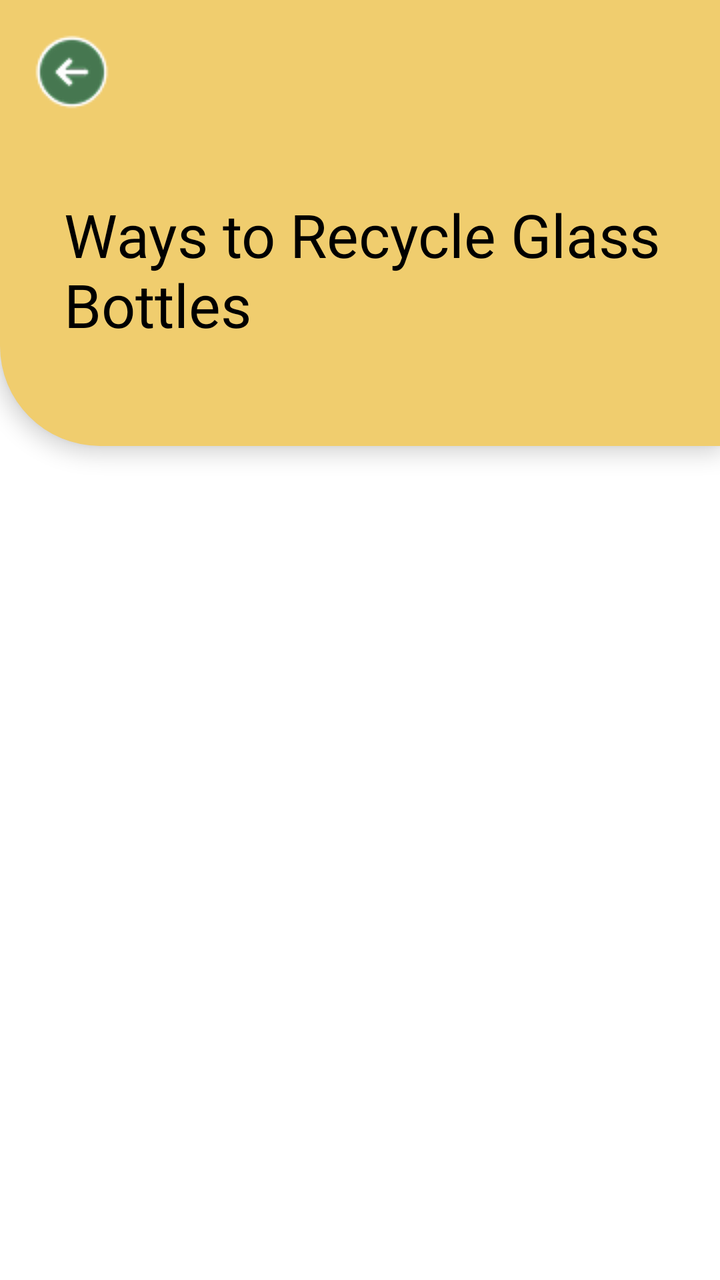
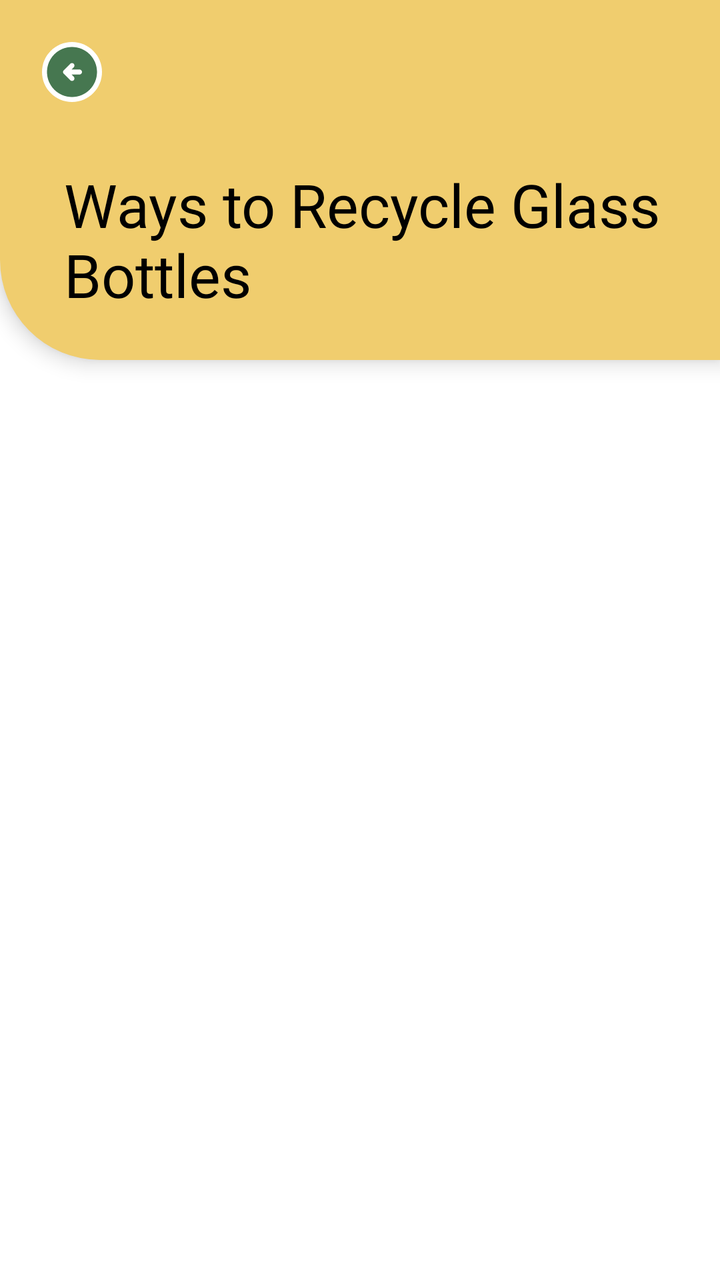

Compare the two renders of this Android layout. The source of the first and the diff that turns it into the second are given below.
<!-- AndroidManifest.xml: application theme Theme.SortItJSON -->
<!-- res/layout/fragment_guide_list.xml -->
<ScrollView
    xmlns:android="http://schemas.android.com/apk/res/android"
    android:layout_width="match_parent"
    android:layout_height="match_parent"
    android:fillViewport="true">

    <LinearLayout
        android:layout_width="match_parent"
        android:layout_height="wrap_content"
        android:orientation="vertical"
        android:background="#FFFFFF">

        <LinearLayout
            android:layout_width="match_parent"
            android:layout_height="223dp"
            android:translationZ="6dp"
            android:orientation="vertical"
            android:background="@drawable/recycling_guide_bg"
            android:paddingBottom="10dp">

            <ImageButton
                android:id="@+id/btnTopLeft"
                android:layout_width="40dp"
                android:layout_height="40dp"
                android:layout_margin="16dp"
                android:background="@android:color/transparent"
                android:contentDescription="Back"
                android:padding="8dp"
                android:src="@drawable/button_green_backward" />

            <TextView
                android:id="@+id/titleText"
                android:layout_width="match_parent"
                android:layout_height="wrap_content"
                android:layout_marginStart="32dp"
                android:layout_marginTop="25dp"
                android:layout_marginEnd="22dp"
                android:layout_marginBottom="8dp"
                android:fontFamily="@font/montserrat_extrabold"
                android:text="Ways to Recycle Glass Bottles"
                android:textColor="#000000"
                android:textSize="30sp" />
        </LinearLayout>

        <androidx.recyclerview.widget.RecyclerView
            android:id="@+id/recyclerView"
            android:layout_width="match_parent"
            android:layout_height="wrap_content"
            android:nestedScrollingEnabled="false"
            android:layout_marginTop="15dp"
            android:padding="3dp" />

    </LinearLayout>

</ScrollView>
<!-- resources referenced by this layout -->
<resources>
  <!-- drawable button_green_backward: png bitmap (drawable, 2091 bytes) -->
  <!-- drawable recycling_guide_bg (drawable) -->
  <?xml version="1.0" encoding="utf-8"?>
  <layer-list xmlns:android="http://schemas.android.com/apk/res/android">
  
      
      <item>
          <shape android:shape="rectangle">
              <solid android:color="#F0CD6E"/>
              <corners
                  android:topLeftRadius="0dp"
                  android:topRightRadius="0dp"
                  android:bottomLeftRadius="50dp"
                  android:bottomRightRadius="0dp"/>
          </shape>
      </item>
  
  </layer-list>
  <style name="Theme.SortItJSON" parent="Base.Theme.SortItJSON" />
  <style name="Base.Theme.SortItJSON" parent="Theme.Material3.DayNight.NoActionBar">
          
          <item name="colorPrimary">@color/darkgreen</item>
      </style>
  <color name="darkgreen">#467750</color>
</resources>

<!-- the commit's change to res/layout/fragment_guide_list.xml (unified diff, before → after) -->
@@ -12,7 +12,7 @@
 
         <LinearLayout
             android:layout_width="match_parent"
-            android:layout_height="223dp"
+            android:layout_height="180dp"
             android:translationZ="6dp"
             android:orientation="vertical"
             android:background="@drawable/recycling_guide_bg"
@@ -33,7 +33,7 @@
                 android:layout_width="match_parent"
                 android:layout_height="wrap_content"
                 android:layout_marginStart="32dp"
-                android:layout_marginTop="25dp"
+                android:layout_marginTop="10dp"
                 android:layout_marginEnd="22dp"
                 android:layout_marginBottom="8dp"
                 android:fontFamily="@font/montserrat_extrabold"
@@ -48,7 +48,9 @@
             android:layout_height="wrap_content"
             android:nestedScrollingEnabled="false"
             android:layout_marginTop="15dp"
-            android:padding="3dp" />
+            android:layout_marginLeft="5dp"
+            android:layout_marginRight="5dp"
+            android:padding="10dp" />
 
     </LinearLayout>
 
<!-- resource entries referenced after the edit -->
@@ -1,6 +1,18 @@
 <!-- resources referenced by this layout -->
 <resources>
-  <!-- drawable button_green_backward: png bitmap (drawable, 2091 bytes) -->
+  <!-- drawable button_green_backward (drawable) -->
+  <vector xmlns:android="http://schemas.android.com/apk/res/android"
+      android:width="30dp"
+      android:height="30dp"
+      android:viewportWidth="24"
+      android:viewportHeight="24">
+    <path
+        android:pathData="M24,12C24,18.627 18.627,24 12,24C5.373,24 0,18.627 0,12C0,5.373 5.373,0 12,0C18.627,0 24,5.373 24,12Z"
+        android:fillColor="#ffffff"/>
+    <path
+        android:pathData="M11.8,13H15C15.283,13 15.521,12.904 15.712,12.712C15.904,12.521 16,12.283 16,12C16,11.717 15.904,11.479 15.712,11.288C15.521,11.096 15.283,11 15,11H11.8L12.7,10.1C12.883,9.917 12.975,9.683 12.975,9.4C12.975,9.117 12.883,8.883 12.7,8.7C12.517,8.517 12.283,8.425 12,8.425C11.717,8.425 11.483,8.517 11.3,8.7L8.7,11.3C8.5,11.5 8.4,11.733 8.4,12C8.4,12.267 8.5,12.5 8.7,12.7L11.3,15.3C11.483,15.483 11.717,15.575 12,15.575C12.283,15.575 12.517,15.483 12.7,15.3C12.883,15.117 12.975,14.883 12.975,14.6C12.975,14.317 12.883,14.083 12.7,13.9L11.8,13ZM12,22C10.617,22 9.317,21.737 8.1,21.212C6.883,20.688 5.825,19.975 4.925,19.075C4.025,18.175 3.313,17.117 2.787,15.9C2.263,14.683 2,13.383 2,12C2,10.617 2.263,9.317 2.787,8.1C3.313,6.883 4.025,5.825 4.925,4.925C5.825,4.025 6.883,3.313 8.1,2.787C9.317,2.263 10.617,2 12,2C13.383,2 14.683,2.263 15.9,2.787C17.117,3.313 18.175,4.025 19.075,4.925C19.975,5.825 20.688,6.883 21.212,8.1C21.737,9.317 22,10.617 22,12C22,13.383 21.737,14.683 21.212,15.9C20.688,17.117 19.975,18.175 19.075,19.075C18.175,19.975 17.117,20.688 15.9,21.212C14.683,21.737 13.383,22 12,22Z"
+        android:fillColor="#467750"/>
+  </vector>
   <!-- drawable recycling_guide_bg (drawable) -->
   <?xml version="1.0" encoding="utf-8"?>
   <layer-list xmlns:android="http://schemas.android.com/apk/res/android">
